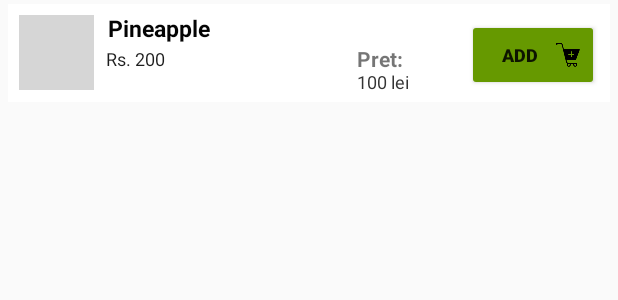
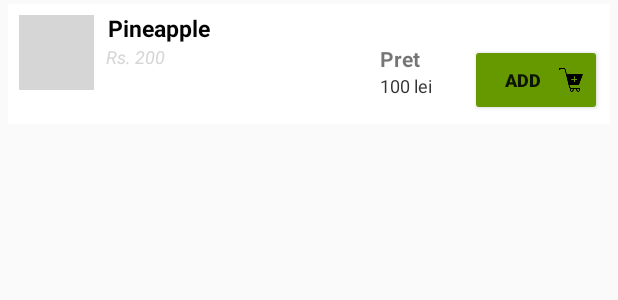
Before and after one commit to IonelaBim/GestionareCheltuieli, an Android app: the layout property_layout.xml on its own in the app's theme, with its tools: preview values and no code run, on a phone screen of 412 x 824 dp. Shown: the top 300 px of the screen. Run offline under Robolectric (Android 15) with nearby library versions, the phone set to English and light mode, and no system bars; grey boxes are pictures that could not be loaded.

Commit message:
update project

```diff
--- a/app/src/main/java/com/example/student/gestionarecheltuieli/Cart.java
+++ b/app/src/main/java/com/example/student/gestionarecheltuieli/Cart.java
@@ -38,7 +38,6 @@ public class Cart extends AppCompatActivity {
         //Find list view and bind it with the custom adapter
         ListView cartList = (ListView) findViewById(R.id.cartList);
         cartList.setAdapter(cartadapter);
-        Intent intent = getIntent();
-
+        //Intent intent = getIntent();
         }
 }
--- a/app/src/main/java/com/example/student/gestionarecheltuieli/MainActivity.java
+++ b/app/src/main/java/com/example/student/gestionarecheltuieli/MainActivity.java
@@ -49,7 +49,7 @@ public class MainActivity extends AppCompatActivity implements View.OnClickListe
         cartButton.setOnClickListener(this);
 
         //create a new array adapter
-        adapter = new CustomListAdapter(this, 0, MystaticVar.rentalProperties);
+        adapter = new CustomListAdapter(this, 0, MystaticVar.scanedProducts);
 
         //Find list view and bind it with the custom adapter
         ListView listView = (ListView) findViewById(R.id.list);
@@ -97,7 +97,7 @@ public class MainActivity extends AppCompatActivity implements View.OnClickListe
             if ((tokenCount >= 5) && (!tokens[4].equals("-"))) {
                 img = tokens[4];
             }
-            MystaticVar.rentalProperties.add(
+            MystaticVar.scanedProducts.add(
                     new Property( tokens[0], tokens[1],Double.parseDouble(tokens[3]),1,img));
             adapter.notifyDataSetChanged();
 
--- a/app/src/main/java/com/example/student/gestionarecheltuieli/MystaticVar.java
+++ b/app/src/main/java/com/example/student/gestionarecheltuieli/MystaticVar.java
@@ -8,6 +8,6 @@ import java.util.ArrayList;
 
 public class MystaticVar {
     public static int cartCount=0;
-    public static ArrayList<Property> rentalProperties = new ArrayList<>();
+    public static ArrayList<Property> scanedProducts = new ArrayList<>();
     public static ArrayList<Property> cartProd = new ArrayList<>();
 }
--- a/app/src/main/res/layout/property_layout.xml
+++ b/app/src/main/res/layout/property_layout.xml
@@ -10,7 +10,7 @@ android:paddingRight="5dp">
 
     <RelativeLayout
         android:layout_width="fill_parent"
-        android:layout_height="65dp"
+        android:layout_height="wrap_content"
         android:background="#fff"
         android:orientation="horizontal"
         android:padding="5dp"
@@ -50,40 +50,52 @@ android:paddingRight="5dp">
             android:typeface="sans"
             android:textStyle="normal|bold" />
 
-
-
         <LinearLayout
             android:id="@+id/cart_plus_minus_layout"
-            android:layout_width="wrap_content"
+            android:layout_width="match_parent"
             android:layout_height="wrap_content"
+            android:layout_alignParentRight="true"
             android:layout_below="@+id/product_name"
-            android:orientation="horizontal"
-            android:layout_alignBottom="@+id/thumbnail">
+            android:orientation="horizontal" >
 
             <TextView
                 android:id="@+id/product_description"
-                android:layout_height="29dp"
-                android:layout_gravity="center_horizontal|center_vertical"
+                android:layout_height="wrap_content"
                 android:layout_marginLeft="60dip"
-                android:layout_weight="0.65"
+                android:layout_weight="0.01"
                 android:paddingRight="5dip"
                 android:text="Rs. 200"
-                android:textColor="#1d1d1d"
+                android:textColor="@color/zxing_custom_viewfinder_mask"
                 android:textSize="12dip"
-                android:layout_width="100dip" />
+                android:layout_width="56dip"
+                android:layout_marginTop="0dip"
+                android:layout_gravity="fill"
+                android:textStyle="normal|italic" />
 
-        </LinearLayout>
+            <LinearLayout
+                android:layout_width="wrap_content"
+                android:layout_height="wrap_content"
+                android:layout_alignParentRight="true"
+                android:orientation="vertical" >
 
-        <LinearLayout
-            android:id="@+id/thumbnaila"
-            android:layout_width="wrap_content"
-            android:layout_height="wrap_content"
-            android:padding="2dip"
-            android:orientation="horizontal"
-            android:weightSum="1"
-            android:layout_alignParentBottom="true"
-            android:layout_alignParentRight="true"
-            android:layout_alignParentEnd="true">
+                <TextView
+                    android:text="Pret"
+                    android:layout_width="41dp"
+                    android:layout_height="wrap_content"
+                    android:id="@+id/textView5"
+                    android:textStyle="normal|bold" />
+
+                <TextView
+                    android:id="@+id/product_price"
+                    android:layout_width="wrap_content"
+                    android:layout_height="27dp"
+                    android:layout_gravity="center_horizontal|center_vertical"
+                    android:paddingRight="25dip"
+                    android:text="100 lei"
+                    android:textColor="#343434"
+                    android:textSize="12dip" />
+
+            </LinearLayout>
 
             <Button
                 android:id="@+id/addtocart"
@@ -98,38 +110,11 @@ android:paddingRight="5dp">
                 android:layout_alignParentBottom="true"
                 android:layout_toRightOf="@+id/product_name"
                 android:layout_toEndOf="@+id/product_name" />
+
+
         </LinearLayout>
 
-        <LinearLayout
-            android:layout_width="wrap_content"
-            android:layout_height="wrap_content"
-            android:orientation="vertical"
-            android:layout_weight="1.38"
-            android:layout_alignTop="@+id/cart_plus_minus_layout"
-            android:layout_toLeftOf="@+id/thumbnaila"
-            android:layout_toStartOf="@+id/thumbnaila"
-            android:layout_marginRight="11dp"
-            android:layout_marginEnd="11dp">
 
-            <TextView
-                android:text="Pret:"
-                android:layout_width="wrap_content"
-                android:layout_height="wrap_content"
-                android:id="@+id/textView5"
-                android:layout_weight="1"
-                android:textStyle="normal|bold" />
-
-            <TextView
-                android:id="@+id/product_price"
-                android:layout_width="wrap_content"
-                android:layout_height="wrap_content"
-                android:layout_gravity="center_horizontal|center_vertical"
-                android:paddingRight="25dip"
-                android:text="100 lei"
-                android:textColor="#343434"
-                android:textSize="12dip" />
-
-        </LinearLayout>
 
     </RelativeLayout>
 
```
Also changed, not shown: app/src/main/java/com/example/student/gestionarecheltuieli/CartListAdapter.java (+11 -4 lines), app/src/main/java/com/example/student/gestionarecheltuieli/CustomListAdapter.java (+14 -7 lines), app/src/main/res/layout/activity_main.xml (+35 -37 lines), app/src/main/res/layout/property_cart_layout.xml (+4 -6 lines).
